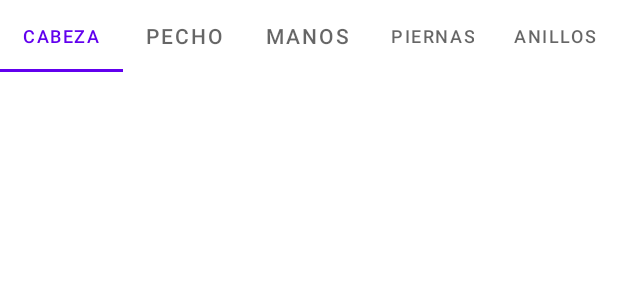
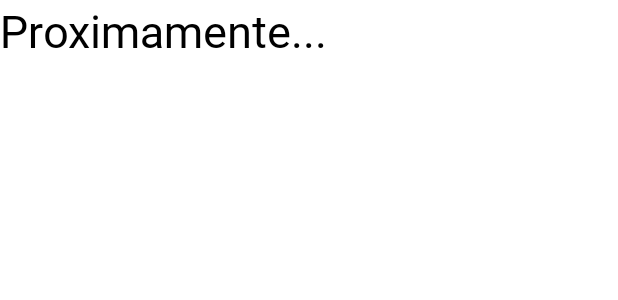
Before and after one commit to Sake048/Guia_de_Dark_Souls_III_v0.1, an Android app: the layout fragment_armaduras_anillos.xml on its own in the app's theme, with its tools: preview values and no code run, on a phone screen of 412 x 824 dp. Shown: the top 300 px of the screen. Run offline under Robolectric (Android 15) with nearby library versions, the phone set to English and light mode, and no system bars.

Commit message:
actualizacion funcional v0.2 (Falta rellenar con la informacion)

```diff
--- a/app/src/main/java/com/ks/guiadedarksoulsiii/MainActivity.java
+++ b/app/src/main/java/com/ks/guiadedarksoulsiii/MainActivity.java
@@ -35,7 +35,7 @@ public class MainActivity extends AppCompatActivity {
         binding.appBarMain.toolbar.setOnClickListener(new View.OnClickListener() {
             @Override
             public void onClick(View view) {
-                Snackbar.make(view, "Replace with your own action", Snackbar.LENGTH_LONG)
+                Snackbar.make(view, "Proximamente...", Snackbar.LENGTH_LONG)
                         .setAction("Action", null).show();
             }
         });
--- a/app/src/main/res/layout/fragment_armaduras_anillos.xml
+++ b/app/src/main/res/layout/fragment_armaduras_anillos.xml
@@ -6,65 +6,13 @@
     tools:context=".armaduras_anillos"
     android:id="@+id/frameLayout">
 
-
-    <com.google.android.material.tabs.TabLayout
+    <TextView
         android:layout_width="match_parent"
-        android:layout_height="wrap_content"
-        tools:layout_conversion_absoluteHeight="48dp"
-        tools:layout_conversion_absoluteWidth="396dp"
-        tools:layout_editor_absoluteX="0dp"
-        tools:layout_editor_absoluteY="0dp">
-
-        <com.google.android.material.tabs.TabItem
-            android:id="@+id/tab_Cabeza"
-            android:layout_width="wrap_content"
-            android:layout_height="wrap_content"
-            android:text="Cabeza"
-            tools:layout_conversion_absoluteHeight="0dp"
-            tools:layout_conversion_absoluteWidth="0dp"
-            tools:layout_editor_absoluteX="0dp"
-            tools:layout_editor_absoluteY="0dp" />
-
-        <com.google.android.material.tabs.TabItem
-            android:id="@+id/tab_Pecho"
-            android:layout_width="wrap_content"
-            android:layout_height="wrap_content"
-            android:text="Pecho"
-            tools:layout_conversion_absoluteHeight="0dp"
-            tools:layout_conversion_absoluteWidth="0dp"
-            tools:layout_editor_absoluteX="79dp"
-            tools:layout_editor_absoluteY="0dp" />
-
-        <com.google.android.material.tabs.TabItem
-            android:id="@+id/tab_Manos"
-            android:layout_width="wrap_content"
-            android:layout_height="wrap_content"
-            android:text="Manos"
-            tools:layout_conversion_absoluteHeight="0dp"
-            tools:layout_conversion_absoluteWidth="0dp"
-            tools:layout_editor_absoluteX="158dp"
-            tools:layout_editor_absoluteY="0dp" />
-
-        <com.google.android.material.tabs.TabItem
-            android:id="@+id/tab_Piernas"
-            android:layout_width="wrap_content"
-            android:layout_height="wrap_content"
-            android:text="Piernas"
-            tools:layout_conversion_absoluteHeight="0dp"
-            tools:layout_conversion_absoluteWidth="0dp"
-            tools:layout_editor_absoluteX="238dp"
-            tools:layout_editor_absoluteY="0dp" />
-
-        <com.google.android.material.tabs.TabItem
-            android:id="@+id/tab_Anillos"
-            android:layout_width="wrap_content"
-            android:layout_height="wrap_content"
-            android:text="Anillos"
-            tools:layout_conversion_absoluteHeight="0dp"
-            tools:layout_conversion_absoluteWidth="0dp"
-            tools:layout_editor_absoluteX="317dp"
-            tools:layout_editor_absoluteY="0dp" />
-    </com.google.android.material.tabs.TabLayout>
-
+        android:layout_height="match_parent"
+        android:text="Proximamente..."
+        android:textSize="30dp"
+        android:fontFamily="@font/delight_snowy"
+        android:textColor="@color/black"
+        />
 
 </FrameLayout>
```
Also changed, not shown: app/src/main/java/com/ks/guiadedarksoulsiii/armaduras_anillos.java (+2 -37 lines), app/src/main/java/com/ks/guiadedarksoulsiii/armas_escudos.java (+3 -38 lines), app/src/main/java/com/ks/guiadedarksoulsiii/conjuros.java (+3 -36 lines), app/src/main/res/layout/fragment_armas_escudos.xml (+8 -7 lines), app/src/main/res/layout/fragment_conjuros.xml (+6 -2 lines), app/src/main/res/drawable/armor.png (added), app/src/main/res/drawable/bonfire.jpg (added), app/src/main/res/drawable/home.png (added), app/src/main/res/drawable/shieldandsword.png (added), app/src/main/res/drawable/spell.png (added).
